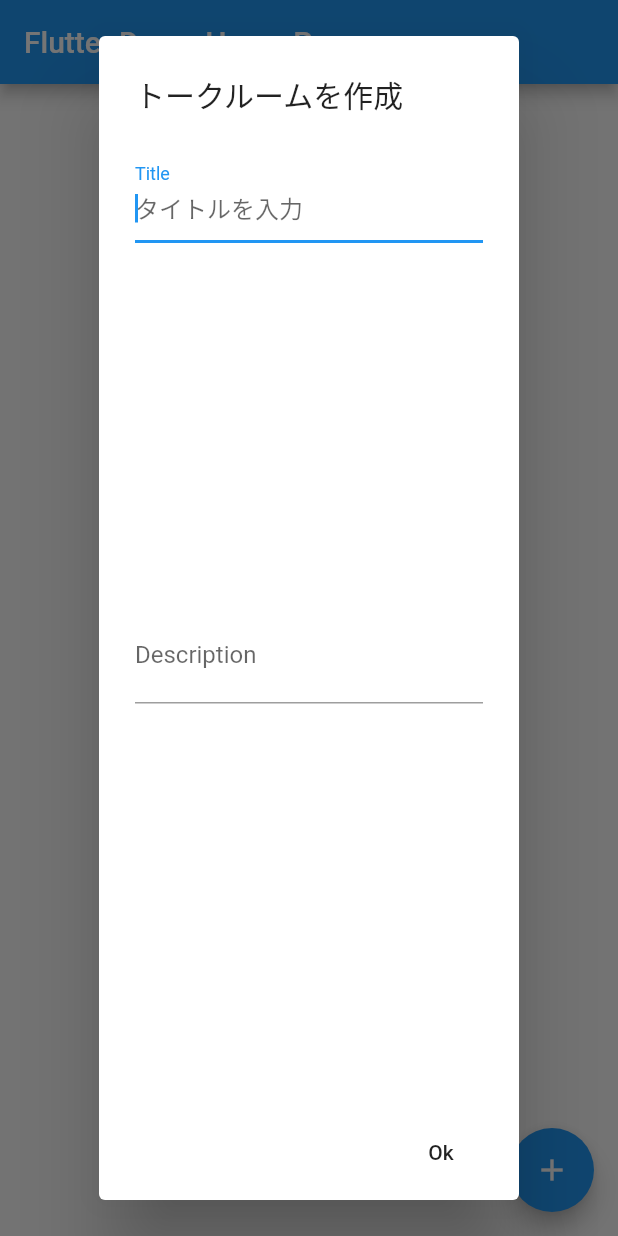
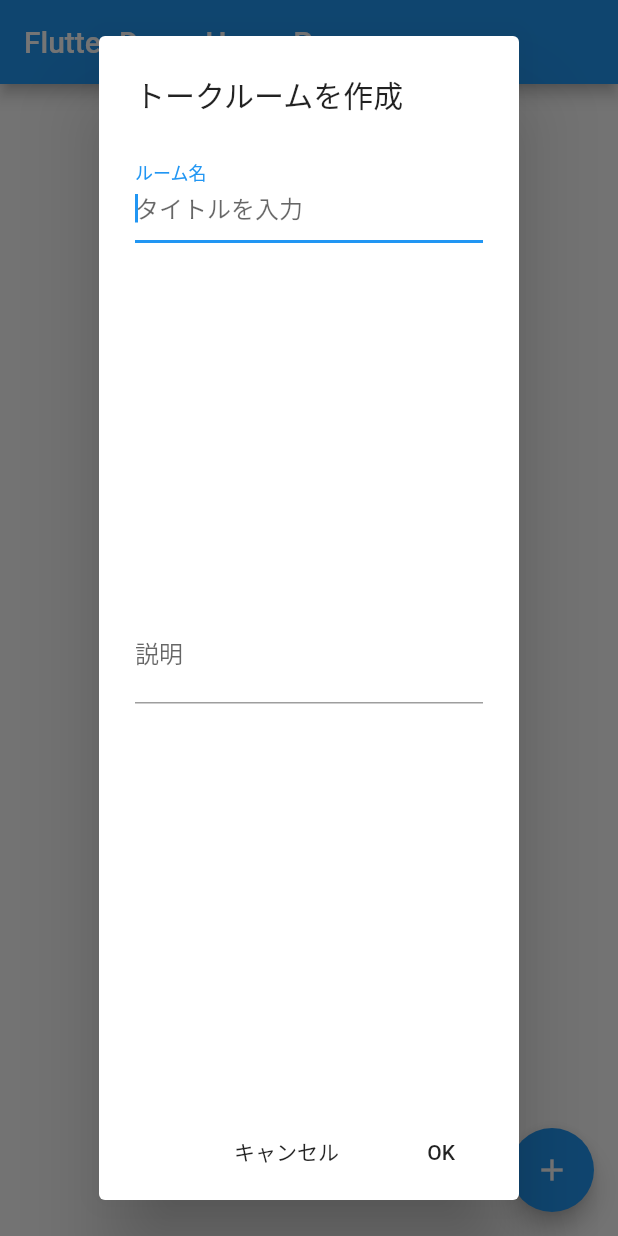
Before and after one commit to sshun04/FlutterSNS, a Flutter app: the screen it shows after launch, after a tap on the "add" icon, on a phone screen of 412 x 824 dp. Run offline on Flutter 3.47's test engine with Material 2 defaults, Android fonts, the phone set to English and light mode, and no system bars; our stand-ins replace cloud_firestore; accounts and stored records are empty.

Commit message:
layout:Chatのレイアウトを修正

```diff
--- a/lib/main.dart
+++ b/lib/main.dart
@@ -43,7 +43,7 @@ class _MyHomePageState extends State<MyHomePage> {
                     child: new TextField(
                   autofocus: true,
                   decoration: new InputDecoration(
-                          labelText: 'Title', hintText: 'タイトルを入力'),
+                      labelText: 'ルーム名', hintText: 'タイトルを入力'),
                   onChanged: (value) {
                     title = value;
                   },
@@ -51,8 +51,8 @@ class _MyHomePageState extends State<MyHomePage> {
                 Expanded(
                     child: new TextField(
                   autofocus: true,
-                      decoration: new InputDecoration(
-                          labelText: 'Description', hintText: '説明を入力'),
+                  decoration:
+                      new InputDecoration(labelText: '説明', hintText: '説明を入力'),
                   onChanged: (value) {
                     description = value;
                   },
@@ -61,7 +61,13 @@ class _MyHomePageState extends State<MyHomePage> {
             ),
             actions: <Widget>[
               FlatButton(
-                child: Text('Ok'),
+                child: Text('キャンセル'),
+                onPressed: () {
+                  Navigator.pop(context);
+                },
+              ),
+              FlatButton(
+                child: Text('OK'),
                 onPressed: () {
                   if (title.isNotEmpty) {
                     Firestore.instance
@@ -96,7 +102,7 @@ class _MyHomePageState extends State<MyHomePage> {
 class TestList extends StatelessWidget {
   final String userId;
 
-  TestList({Key key, @required this.userId}) :super(key: key);
+  TestList({Key key, @required this.userId}) : super(key: key);
 
   @override
   Widget build(BuildContext context) {
@@ -116,11 +122,15 @@ class TestList extends StatelessWidget {
                     title: new Text(document['title']),
                     subtitle: new Text(document['content']),
                     onTap: () {
-                      Navigator.push(context, MaterialPageRoute<Null>(
+                      Navigator.push(
+                          context,
+                          MaterialPageRoute<Null>(
                               settings: const RouteSettings(name: "/chatRoom"),
-                          builder: (BuildContext context) =>
-                              Chat(roomId: document.documentID, userId:"thisisuserid",)
-                      ));
+                              builder: (BuildContext context) => Chat(
+                                    roomId: document.documentID,
+                                    userId: "this",
+                                    roomName: document["title"],
+                                  )));
                     },
                   );
                 }).toList(),
```
Also changed, not shown: lib/Chat.dart (+54 -29 lines). Lines whose indentation alone changed are shown as unchanged.
